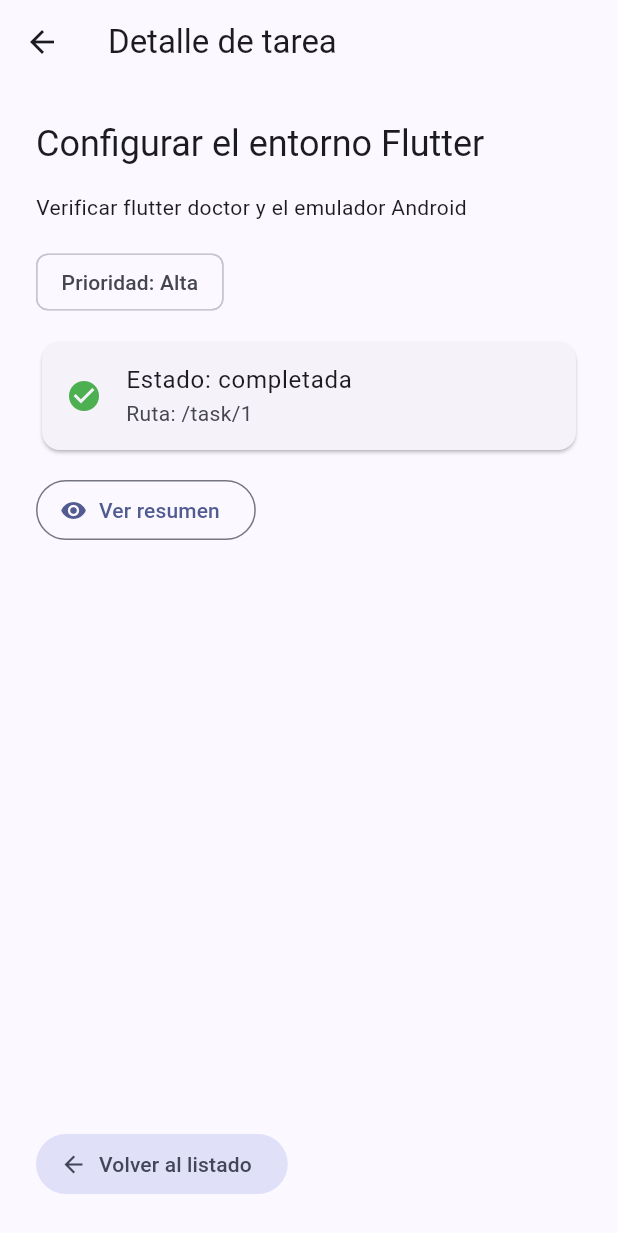
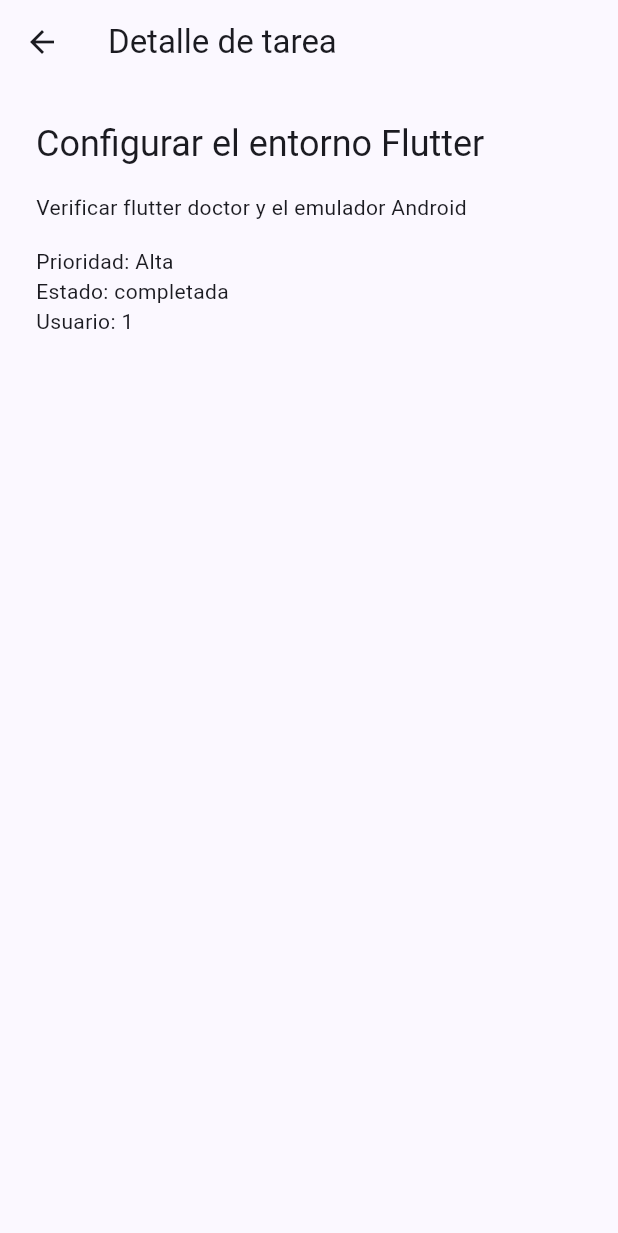
Before and after one commit to Nayurai1/taskflow, a Flutter app: the screen it shows after launch, after a tap on "Configurar el entorno Flutter", on a phone screen of 412 x 824 dp. Shown: the top 1233 px of the screen. Run offline on Flutter 3.47's test engine with Material 3 defaults, Android fonts, the phone set to English and light mode, and no system bars; our stand-ins replace go_router.

Commit message:
docs: definir alcance y modelo de TaskFlow

```diff
--- a/lib/main.dart
+++ b/lib/main.dart
@@ -1,9 +1,74 @@
 import 'package:flutter/material.dart';
 import 'package:go_router/go_router.dart';
+
+import 'task.dart';
 
 void main() {
   runApp(const TaskFlowApp());
 }
+
+const demoTasks = <Task>[
+  Task(
+    id: 1,
+    title: 'Configurar el entorno Flutter',
+    description: 'Verificar flutter doctor y el emulador Android',
+    priority: 'Alta',
+    isCompleted: true,
+    userId: 1,
+  ),
+  Task(
+    id: 2,
+    title: 'Crear pantalla de bienvenida',
+    description: 'Mostrar saludo, mensaje y tareas pendientes',
+    priority: 'Media',
+    isCompleted: true,
+    userId: 1,
+  ),
+  Task(
+    id: 3,
+    title: 'Agregar estado de tareas',
+    description: 'Contador con setState y objetivo diario',
+    priority: 'Alta',
+    isCompleted: true,
+    userId: 1,
+  ),
+  Task(
+    id: 4,
+    title: 'Agregar navegación de tareas',
+    description: 'Usar go_router con la ruta /task/:id y el detalle',
+    priority: 'Alta',
+    isCompleted: true,
+    userId: 1,
+  ),
+  Task(
+    id: 5,
+    title: 'Definir alcance y modelo de TaskFlow',
+    description: 'Escribir historias, criterios y contrato de API en el README',
+    priority: 'Alta',
+    isCompleted: false,
+    userId: 1,
+  ),
+];
+
+Task? findTask(int? id) {
+  for (final task in demoTasks) {
+    if (task.id == id) return task;
+  }
+  return null;
+}
+
+final appRouter = GoRouter(
+  routes: [
+    GoRoute(path: '/', builder: (context, state) => const TaskListScreen()),
+    GoRoute(
+      path: '/task/:id',
+      builder: (context, state) {
+        final id = int.tryParse(state.pathParameters['id'] ?? '');
+        return TaskDetailScreen(task: findTask(id));
+      },
+    ),
+  ],
+);
 
 class TaskFlowApp extends StatelessWidget {
   const TaskFlowApp({super.key});
@@ -15,104 +80,8 @@ class TaskFlowApp extends StatelessWidget {
       title: 'TaskFlow',
       theme: ThemeData(
         colorScheme: ColorScheme.fromSeed(seedColor: Colors.indigo),
-        useMaterial3: true,
       ),
       routerConfig: appRouter,
-    );
-  }
-}
-
-class Task {
-  const Task({
-    required this.id,
-    required this.title,
-    required this.description,
-    required this.priority,
-    required this.isCompleted,
-  });
-
-  final int id;
-  final String title;
-  final String description;
-  final String priority;
-  final bool isCompleted;
-}
-
-const demoTasks = [
-  Task(
-    id: 1,
-    title: 'Configurar el entorno Flutter',
-    description: 'Verificar flutter doctor y el emulador Android',
-    priority: 'Alta',
-    isCompleted: true,
-  ),
-  Task(
-    id: 2,
-    title: 'Crear pantalla de bienvenida',
-    description: 'Mostrar saludo, mensaje y tareas pendientes',
-    priority: 'Media',
-    isCompleted: true,
-  ),
-  Task(
-    id: 3,
-    title: 'Agregar estado de tareas',
-    description: 'Contador con setState y objetivo diario',
-    priority: 'Alta',
-    isCompleted: true,
-  ),
-  Task(
-    id: 4,
-    title: 'Mostrar listado local de tareas',
-    description: 'Usar Task, TaskCard y ListView.builder',
-    priority: 'Alta',
-    isCompleted: true,
-  ),
-  Task(
-    id: 5,
-    title: 'Agregar navegación de tareas',
-    description: 'Usar go_router con la ruta /task/:id y el detalle',
-    priority: 'Alta',
-    isCompleted: false,
-  ),
-];
-
-final appRouter = GoRouter(
-  routes: [
-    GoRoute(path: '/', builder: (context, state) => const TaskListScreen()),
-    GoRoute(
-      path: '/task/:id',
-      builder: (context, state) {
-        final taskId = int.parse(state.pathParameters['id']!);
-        return TaskDetailScreen(taskId: taskId);
-      },
-    ),
-  ],
-);
-
-class TaskCard extends StatelessWidget {
-  const TaskCard({super.key, required this.task, this.onTap});
-
-  final Task task;
-  final VoidCallback? onTap;
-
-  @override
-  Widget build(BuildContext context) {
-    return Card(
-      child: ListTile(
-        onTap: onTap,
-        leading: Icon(
-          task.isCompleted ? Icons.check_circle : Icons.radio_button_unchecked,
-          color: task.isCompleted ? Colors.green : null,
-        ),
-        title: Text(
-          task.title,
-          style: task.isCompleted
-              ? const TextStyle(decoration: TextDecoration.lineThrough)
-              : null,
-        ),
-        subtitle: Text('${task.priority} · ${task.description}'),
-        trailing: const Icon(Icons.chevron_right),
-      ),
     );
   }
 }
@@ -129,9 +98,18 @@ class TaskListScreen extends StatelessWidget {
         itemCount: demoTasks.length,
         itemBuilder: (context, index) {
           final task = demoTasks[index];
-          return TaskCard(
-            task: task,
+          return Card(
+            child: ListTile(
+              leading: Icon(
+                task.isCompleted
+                    ? Icons.check_circle
+                    : Icons.radio_button_unchecked,
+              ),
+              title: Text(task.title),
+              subtitle: Text('Prioridad: ${task.priority}'),
+              trailing: const Icon(Icons.chevron_right),
               onTap: () => context.push('/task/${task.id}'),
+            ),
           );
         },
       ),
@@ -140,155 +118,39 @@ class TaskListScreen extends StatelessWidget {
 }
 
 class TaskDetailScreen extends StatelessWidget {
-  const TaskDetailScreen({super.key, required this.taskId});
+  const TaskDetailScreen({super.key, required this.task});
 
-  final int taskId;
+  final Task? task;
 
   @override
   Widget build(BuildContext context) {
-    final task = demoTasks.firstWhere((item) => item.id == taskId);
-    final statusColor = task.isCompleted ? Colors.green : Colors.orange;
-
+    final selected = task;
     return Scaffold(
       appBar: AppBar(title: const Text('Detalle de tarea')),
       body: Padding(
         padding: const EdgeInsets.all(24),
-        child: Column(
+        child: selected == null
+            ? const Text('No se encontró esta tarea.')
+            : Column(
                 crossAxisAlignment: CrossAxisAlignment.start,
                 children: [
-            Text(task.title, style: Theme.of(context).textTheme.headlineSmall),
+                  Text(
+                    selected.title,
+                    style: Theme.of(context).textTheme.headlineSmall,
+                  ),
                   const SizedBox(height: 16),
-            Text(task.description),
+                  Text(selected.description),
                   const SizedBox(height: 16),
-            Chip(label: Text('Prioridad: ${task.priority}')),
-            const SizedBox(height: 12),
-            Card(
-              child: ListTile(
-                leading: Icon(
-                  task.isCompleted ? Icons.check_circle : Icons.schedule,
-                  color: statusColor,
+                  Text('Prioridad: ${selected.priority}'),
+                  Text(
+                    selected.isCompleted
+                        ? 'Estado: completada'
+                        : 'Estado: pendiente',
                   ),
-                title: Text(
-                  task.isCompleted ? 'Estado: completada' : 'Estado: pendiente',
-                ),
-                subtitle: Text('Ruta: /task/${task.id}'),
-              ),
-            ),
-            const SizedBox(height: 12),
-            OutlinedButton.icon(
-              onPressed: () {
-                ScaffoldMessenger.of(context).showSnackBar(
-                  SnackBar(
-                    content: Text(
-                      'Tarea ${task.id}: ${task.title} '
-                      '(${task.isCompleted ? 'completada' : 'pendiente'})',
-                    ),
-                  ),
-                );
-              },
-              icon: const Icon(Icons.visibility),
-              label: const Text('Ver resumen'),
-            ),
-            const Spacer(),
-            FilledButton.tonalIcon(
-              onPressed: () => context.pop(),
-              icon: const Icon(Icons.arrow_back),
-              label: const Text('Volver al listado'),
-            ),
+                  Text('Usuario: ${selected.userId}'),
                 ],
               ),
       ),
     );
   }
 }
-
-class WelcomeScreen extends StatefulWidget {
-  const WelcomeScreen({super.key});
-
-  @override
-  State<WelcomeScreen> createState() => _WelcomeScreenState();
-}
-
-class _WelcomeScreenState extends State<WelcomeScreen> {
-  final String studentName = 'Sornoza Leon Isaac Arturo';
-  static const dailyGoal = 5;
-
-  int pendingTasks = 3;
-  int completedTasks = 0;
-
-  void _completeTask() {
-    if (pendingTasks == 0) {
-      return;
-    }
-
-    setState(() {
-      pendingTasks--;
-      if (completedTasks < dailyGoal) {
-        completedTasks++;
-      }
-    });
-  }
-
-  void _addTask() {
-    setState(() {
-      pendingTasks++;
-    });
-  }
-
-  @override
-  Widget build(BuildContext context) {
-    final statusMessage = pendingTasks == 0
-        ? '¡Excelente! No tienes tareas pendientes.'
-        : 'Aún tienes tareas por organizar.';
-
-    return Scaffold(
-      appBar: AppBar(title: const Text('TaskFlow'), centerTitle: true),
-      body: Padding(
-        padding: const EdgeInsets.all(24),
-        child: Column(
-          crossAxisAlignment: CrossAxisAlignment.start,
-          children: [
-            Text(
-              '¡Hola, $studentName!',
-              style: Theme.of(context).textTheme.headlineMedium,
-            ),
-            const SizedBox(height: 12),
-            Text(statusMessage),
-            const SizedBox(height: 8),
-            Text('Completadas hoy: $completedTasks de $dailyGoal'),
-            const SizedBox(height: 28),
-            Card(
-              child: Padding(
-                padding: const EdgeInsets.all(20),
-                child: Row(
-                  children: [
-                    const Icon(Icons.pending_actions),
-                    const SizedBox(width: 12),
-                    Text('Tareas pendientes: $pendingTasks'),
-                  ],
-                ),
-              ),
-            ),
-            const SizedBox(height: 24),
-            Wrap(
-              spacing: 12,
-              runSpacing: 12,
-              children: [
-                ElevatedButton.icon(
-                  onPressed: _addTask,
-                  icon: const Icon(Icons.add),
-                  label: const Text('Agregar tarea'),
-                ),
-                OutlinedButton.icon(
-                  onPressed: pendingTasks == 0 ? null : _completeTask,
-                  icon: const Icon(Icons.done),
-                  label: const Text('Completar una tarea'),
-                ),
-              ],
-            ),
-          ],
-        ),
-      ),
-    );
-  }
-}
--- /dev/null
+++ b/lib/task.dart
@@ -0,0 +1,28 @@
+class Task {
+  const Task({
+    required this.id,
+    required this.title,
+    required this.description,
+    required this.priority,
+    required this.isCompleted,
+    required this.userId,
+  });
+
+  final int id;
+  final String title;
+  final String description;
+  final String priority;
+  final bool isCompleted;
+  final int userId;
+
+  factory Task.fromJson(Map<String, dynamic> json) {
+    return Task(
+      id: json['id'] as int,
+      title: json['title'] as String,
+      description: json['description'] as String,
+      priority: json['priority'] as String,
+      isCompleted: json['isCompleted'] as bool,
+      userId: json['userId'] as int,
+    );
+  }
+}
```
Also changed, not shown: 1 other file. Lines whose indentation alone changed are shown as unchanged.
